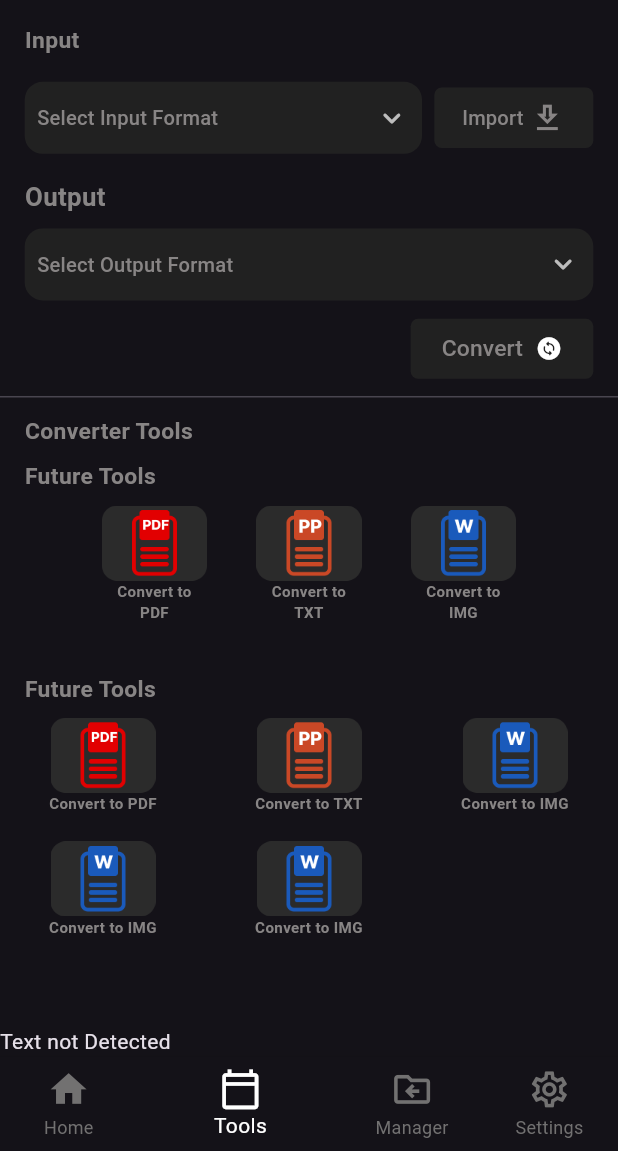
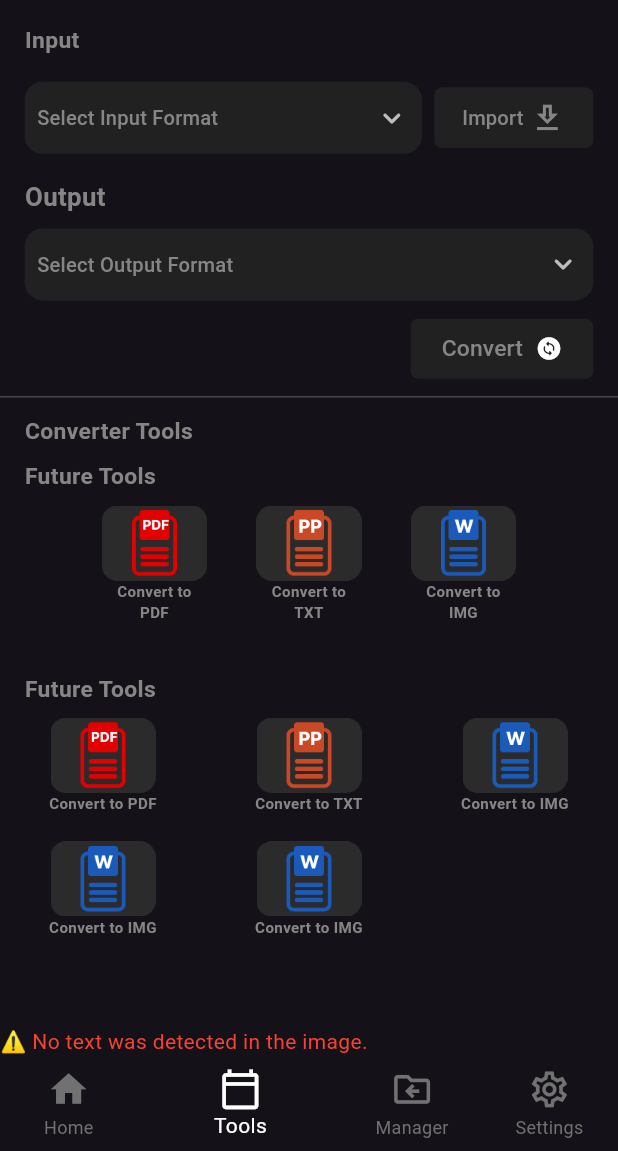
Before and after one commit to Samidavcraft/Flash_Dox, a Flutter app: the screen it shows after launch, item 2 of the bottom bar chosen, scrolled down 52 dp, on a phone screen of 412 x 824 dp, the part 85-1236 px from its top. Run offline on Flutter 3.47's test engine with Material 3 defaults, Android fonts, the phone set to English and light mode, and no system bars; our stand-ins replace flutter_screenutil, google_fonts, image_picker, permission_handler, responsive_sizer; missing offline and left inert: excel, google_ml_kit; network calls fail.

Commit message:
sami
update

```diff
--- a/lib/screens/toolspage.dart
+++ b/lib/screens/toolspage.dart
@@ -1,5 +1,3 @@
-import 'dart:io';
-
 import 'package:all_example/helper/excelhelper.dart';
 import 'package:all_example/listviewItems/listviewItems.dart';
 import 'package:all_example/helper/textDectector.dart';
@@ -496,7 +494,10 @@ class _ToolspageState extends State<Toolspage> {
               ),
 
               scannedText.isEmpty
-                  ? Text("Text not Detected")
+                  ? Text(
+                      "⚠️ No text was detected in the image.",
+                      style: TextStyle(color: Colors.red),
+                    )
                   : Text(scannedText),
             ],
           ),
```
